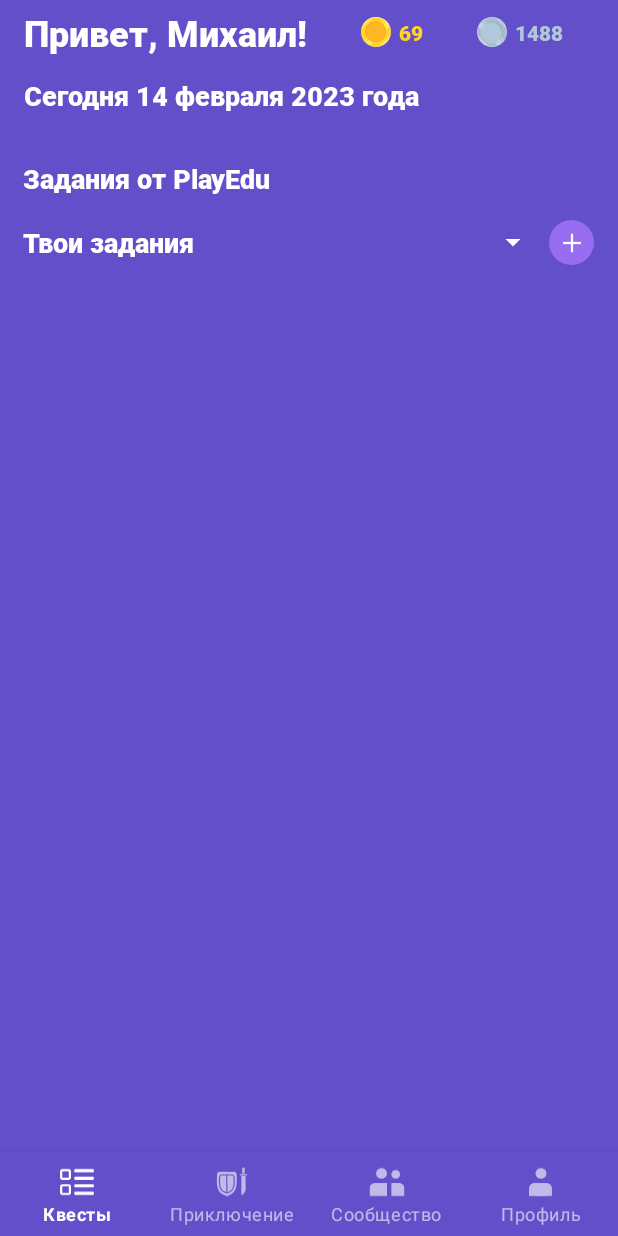
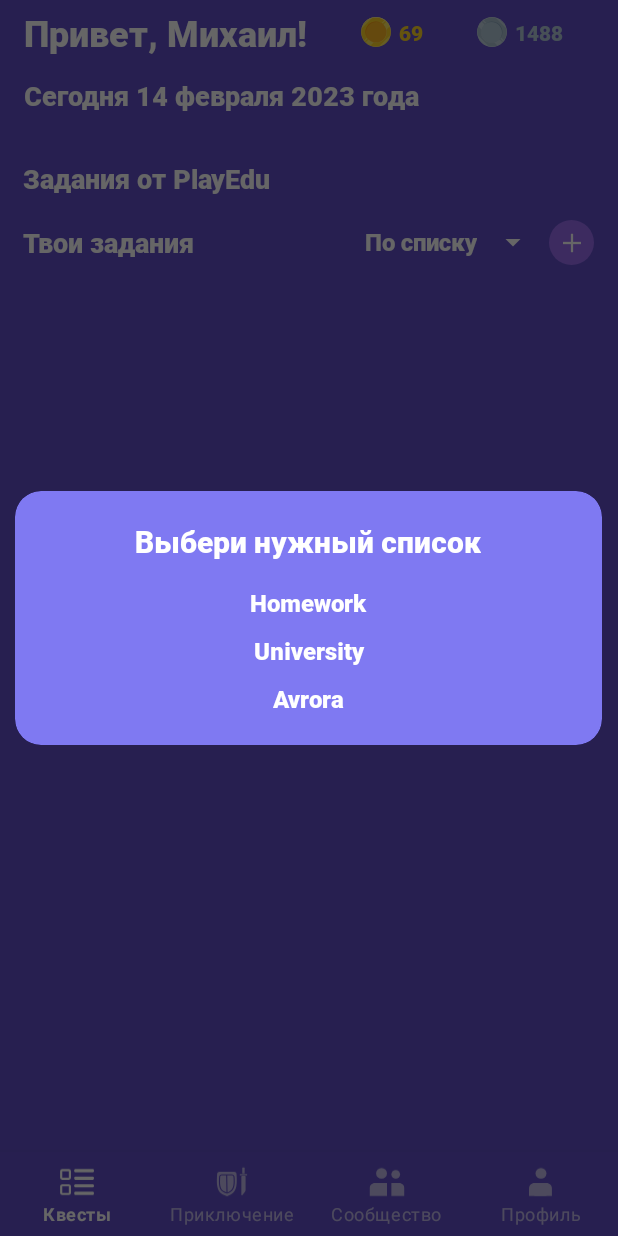
Before and after one commit to monke-master/Play-Edu, an Android app: the MainActivity screen opened directly, with no data from a screen before it, on a phone screen of 412 x 824 dp. Run offline under Robolectric (Android 15) with nearby library versions, the phone set to English and light mode, and no system bars.

Commit message:
filter dialogs

```diff
--- /dev/null
+++ b/app/src/main/java/ru/mirea/playedu/FilterListDialog.java
@@ -0,0 +1,54 @@
+package ru.mirea.playedu;
+
+import android.app.AlertDialog;
+import android.app.Dialog;
+import android.os.Bundle;
+import android.util.DisplayMetrics;
+import android.view.LayoutInflater;
+import android.view.View;
+import android.view.ViewGroup;
+import android.widget.ArrayAdapter;
+import android.widget.ListView;
+
+import androidx.annotation.NonNull;
+import androidx.annotation.Nullable;
+import androidx.fragment.app.DialogFragment;
+
+
+// Диалог для выбора списка задач
+public class FilterListDialog extends DialogFragment {
+
+    private View view;
+
+    @Nullable
+    @Override
+    public View onCreateView(@NonNull LayoutInflater inflater, @Nullable ViewGroup container, @Nullable Bundle savedInstanceState) {
+        view = requireActivity().getLayoutInflater().inflate(
+                R.layout.dialog_filter_list,
+                null,
+                false);
+
+        // Фон диалога
+        getDialog().getWindow().setBackgroundDrawable(getResources().getDrawable(R.drawable.shape_dialog));
+        return view;
+    }
+
+    @NonNull
+    @Override
+    public Dialog onCreateDialog(@Nullable Bundle savedInstanceState) {
+        AlertDialog.Builder builder = new AlertDialog.Builder(getActivity());
+
+        view = requireActivity().getLayoutInflater().inflate(R.layout.dialog_filter_list, null, false);
+        ListView listsView = view.findViewById(R.id.lists_view);
+
+        String[] mockStrings = {"Homework", "University", "Avrora"};
+
+        ArrayAdapter<String> arrayAdapter =
+                new ArrayAdapter(requireContext(), R.layout.view_list_item, mockStrings);
+
+        listsView.setAdapter(arrayAdapter);
+
+        builder.setView(view);
+        return builder.create();
+    }
+}
--- a/app/src/main/java/ru/mirea/playedu/MainActivity.java
+++ b/app/src/main/java/ru/mirea/playedu/MainActivity.java
@@ -1,14 +1,25 @@
 package ru.mirea.playedu;
 
 import androidx.appcompat.app.AppCompatActivity;
+import androidx.core.content.ContextCompat;
+import androidx.recyclerview.widget.LinearLayoutManager;
+import androidx.recyclerview.widget.RecyclerView;
 
+import android.app.Dialog;
+import android.graphics.Color;
+import android.graphics.drawable.ColorDrawable;
 import android.os.Bundle;
+import android.util.DisplayMetrics;
+
+import ru.mirea.playedu.databinding.ActivityMainBinding;
 
 public class MainActivity extends AppCompatActivity {
 
     @Override
     protected void onCreate(Bundle savedInstanceState) {
         super.onCreate(savedInstanceState);
-        setContentView(R.layout.activity_main);
+        ActivityMainBinding binding = ActivityMainBinding.inflate(getLayoutInflater());
+
+        setContentView(binding.getRoot());
     }
 }
--- a/app/src/main/java/ru/mirea/playedu/QuestsFragment.java
+++ b/app/src/main/java/ru/mirea/playedu/QuestsFragment.java
@@ -7,13 +7,57 @@ import androidx.fragment.app.Fragment;
 import android.view.LayoutInflater;
 import android.view.View;
 import android.view.ViewGroup;
+import android.widget.AdapterView;
+import android.widget.ArrayAdapter;
+import android.widget.Spinner;
+
+import ru.mirea.playedu.databinding.FragmentQuestsBinding;
+
+
 
 public class QuestsFragment extends Fragment {
+
+    // Счетчик количества нажатий на элементы списка фильтров
+    private int selectionCount = 0;
 
     @Override
     public View onCreateView(LayoutInflater inflater, ViewGroup container,
                              Bundle savedInstanceState) {
-        // Inflate the layout for this fragment
-        return inflater.inflate(R.layout.fragment_quests, container, false);
+        FragmentQuestsBinding binding = FragmentQuestsBinding.inflate(getLayoutInflater());
+
+        Spinner filterSpinner = binding.filterSpinner;
+        ArrayAdapter<CharSequence> adapter = ArrayAdapter.createFromResource(
+                requireContext(),
+                R.array.filterItems,
+                R.layout.view_spinner_item);
+        adapter.setDropDownViewResource(android.R.layout.simple_spinner_dropdown_item);
+        filterSpinner.setAdapter(adapter);
+
+        // Выбор фильтра
+        filterSpinner.setOnItemSelectedListener(new AdapterView.OnItemSelectedListener() {
+            @Override
+            public void onItemSelected(AdapterView<?> adapterView, View view, int i, long l) {
+                switch (i) {
+                    case 0:
+                        FilterListDialog listDialog = new FilterListDialog();
+                        listDialog.show(getActivity().getSupportFragmentManager(), "Filter lists dialog");
+                        break;
+                    case 1:
+                        if (selectionCount > 0) {
+                            FilterColorDialog colorDialog = new FilterColorDialog();
+                            colorDialog.show(getActivity().getSupportFragmentManager(), "Filter color dialog");
+                        } else selectionCount++;
+                        break;
+
+                }
+            }
+
+            @Override
+            public void onNothingSelected(AdapterView<?> adapterView) {
+
+            }
+        });
+
+        return binding.getRoot();
     }
 }
--- /dev/null
+++ b/app/src/main/res/drawable/shape_dialog.xml
@@ -0,0 +1,11 @@
+<?xml version="1.0" encoding="utf-8"?>
+<inset xmlns:android="http://schemas.android.com/apk/res/android">
+    <ripple android:color="@color/purple_background">
+        <item>
+            <shape android:shape="rectangle"
+                android:tint="@color/purple_300">
+                <corners android:radius="@dimen/task_rounding_radius"/>
+            </shape>
+        </item>
+    </ripple>
+</inset>
--- /dev/null
+++ b/app/src/main/res/layout/dialog_filter_list.xml
@@ -0,0 +1,38 @@
+<?xml version="1.0" encoding="utf-8"?>
+<androidx.constraintlayout.widget.ConstraintLayout xmlns:android="http://schemas.android.com/apk/res/android"
+    xmlns:app="http://schemas.android.com/apk/res-auto"
+    android:layout_width="match_parent"
+    android:layout_height="match_parent">
+
+    <LinearLayout
+        android:id="@+id/layout"
+        android:layout_width="match_parent"
+        android:layout_height="match_parent"
+        android:orientation="vertical"
+        app:layout_constraintTop_toTopOf="parent">
+
+        <TextView
+            android:id="@+id/textView"
+            style="@style/Header"
+            android:layout_width="wrap_content"
+            android:layout_height="wrap_content"
+            android:layout_gravity="center_horizontal"
+            android:layout_marginTop="20dp"
+            android:text="@string/pick_list"
+            android:textAlignment="center"
+            android:textSize="@dimen/header1_txt_size" />
+
+        <ListView
+            android:dividerHeight="10sp"
+            android:divider="@null"
+            android:id="@+id/lists_view"
+            android:layout_marginStart="10dp"
+            android:layout_marginTop="16dp"
+            android:layout_marginEnd="10dp"
+            android:layout_marginBottom="20dp"
+            android:layout_width="match_parent"
+            android:layout_height="wrap_content" />
+
+
+    </LinearLayout>
+</androidx.constraintlayout.widget.ConstraintLayout>
--- a/app/src/main/res/layout/fragment_quests.xml
+++ b/app/src/main/res/layout/fragment_quests.xml
@@ -1,11 +1,10 @@
 <?xml version="1.0" encoding="utf-8"?>
-<FrameLayout
-    xmlns:android="http://schemas.android.com/apk/res/android"
+<FrameLayout xmlns:android="http://schemas.android.com/apk/res/android"
     xmlns:app="http://schemas.android.com/apk/res-auto"
     xmlns:tools="http://schemas.android.com/tools"
-    xmlns:custom="http://schemas.android.com/apk/res-auto"
     android:layout_width="match_parent"
     android:layout_height="match_parent"
+    android:textAlignment="viewEnd"
     tools:context=".QuestsFragment">
 
     <LinearLayout
@@ -105,6 +104,7 @@
         <androidx.recyclerview.widget.RecyclerView
             android:layout_width="match_parent"
             android:layout_height="wrap_content"
+            android:textAlignment="viewEnd"
             tools:itemCount="2"
             tools:listitem="@layout/view_task" />
 
@@ -115,25 +115,24 @@
             android:orientation="horizontal">
 
             <TextView
-                android:layout_gravity="center_vertical"
                 android:id="@+id/user_tasks_hdr"
                 style="@style/Header"
                 android:layout_width="wrap_content"
                 android:layout_height="wrap_content"
+                android:layout_gravity="center_vertical"
                 android:layout_marginStart="15dp"
                 android:text="@string/your_tasks"
                 android:textSize="@dimen/header2_txt_size" />
 
             <Spinner
-                android:id="@+id/spinner"
-                android:layout_width="wrap_content"
+                android:id="@+id/filter_spinner"
+                android:layout_width="0dp"
                 android:layout_height="wrap_content"
-                android:layout_gravity="center_vertical"
-                android:layout_weight="1"
-                />
+                android:layout_gravity="center"
+                android:layout_weight="1" />
 
             <ImageButton
-                android:id="@+id/imageButton"
+                android:id="@+id/add_task_btn"
                 android:layout_width="30dp"
                 android:layout_height="30dp"
                 android:layout_gravity="center_vertical"
@@ -143,25 +142,13 @@
                 app:backgroundTint="@color/purple_100" />
 
 
-            <!--            <Button-->
-<!--                android:id="@+id/button"-->
-<!--                style="@style/RoundBtn"-->
-<!--                app:backgroundTint="@color/purple_100"-->
-<!--                android:drawableBottom="@drawable/ic_add"-->
-<!--                android:layout_marginStart="15dp"-->
-<!--                android:paddingBottom="7dp"-->
-<!--                android:paddingTop="15dp"-->
-
-<!--                />-->
-
-
         </LinearLayout>
 
         <androidx.recyclerview.widget.RecyclerView
+            android:layout_width="match_parent"
+            android:layout_height="match_parent"
             tools:itemCount="7"
-            tools:listitem="@layout/view_user_task"
-            android:layout_width="match_parent"
-            android:layout_height="match_parent" />
+            tools:listitem="@layout/view_user_task" />
 
 
     </LinearLayout>
--- /dev/null
+++ b/app/src/main/res/layout/view_list_item.xml
@@ -0,0 +1,9 @@
+<?xml version="1.0" encoding="utf-8"?>
+<TextView
+    style="@style/DefaultText"
+    android:textAlignment="center"
+    xmlns:android="http://schemas.android.com/apk/res/android"
+    android:id="@+id/textView3"
+    android:layout_width="match_parent"
+    android:layout_height="wrap_content"
+    android:text="TextView" />
--- /dev/null
+++ b/app/src/main/res/layout/view_spinner_item.xml
@@ -0,0 +1,12 @@
+<?xml version="1.0" encoding="utf-8"?>
+<TextView
+    xmlns:android="http://schemas.android.com/apk/res/android"
+    xmlns:app="http://schemas.android.com/apk/res-auto"
+    android:id="@+id/textView2"
+    style="@style/DefaultText"
+    android:layout_width="match_parent"
+    android:layout_height="wrap_content"
+    android:text="TextView"
+    android:textAlignment="textEnd"
+    app:layout_constraintStart_toStartOf="parent"
+    app:layout_constraintTop_toTopOf="parent" />
--- a/app/src/main/res/values/dimens.xml
+++ b/app/src/main/res/values/dimens.xml
@@ -15,4 +15,9 @@
     <dimen name="deadline_txt_size">10sp</dimen>
 
     <dimen name="task_rounding_radius">17dp</dimen>
+
+    <dimen name="dialog_rounding_radius">31dp</dimen>
+
+    <dimen name="color_btn_size">25dp</dimen>
+
 </resources>
--- a/app/src/main/res/values/string_arrays.xml
+++ b/app/src/main/res/values/string_arrays.xml
@@ -1,7 +1,7 @@
 <?xml version="1.0" encoding="utf-8"?>
 <resources>
     <string-array name="filterItems">
+        <item>По списку</item>
         <item>По цвету</item>
-        <item>По списку</item>
     </string-array>
 </resources>
--- a/app/src/main/res/values/strings.xml
+++ b/app/src/main/res/values/strings.xml
@@ -25,5 +25,6 @@
     <string name="profile">Профиль</string>
     <string name="pe_tasks">Задания от PlayEdu</string>
     <string name="your_tasks">Твои задания</string>
-
+    <string name="pick_color">Выбери нужный цвет задачи</string>
+    <string name="pick_list">Выбери нужный список</string>
 </resources>
```
Also changed, not shown: app/src/main/java/ru/mirea/playedu/ColorAdapter.java (added, +53 -0 lines), app/src/main/java/ru/mirea/playedu/Constants.java (added, +23 -0 lines), app/src/main/java/ru/mirea/playedu/DimensionManager.java (added, +8 -0 lines), app/src/main/java/ru/mirea/playedu/FilterColorDialog.java (added, +69 -0 lines), app/src/main/java/ru/mirea/playedu/HorizontalMarginItemDecoration.java (added, +49 -0 lines), app/src/main/java/ru/mirea/playedu/UserTaskAdapter.java (added, +54 -0 lines), app/src/main/res/layout/dialog_filter_color.xml (added, +42 -0 lines), app/src/main/res/layout/view_color.xml (added, +14 -0 lines).
